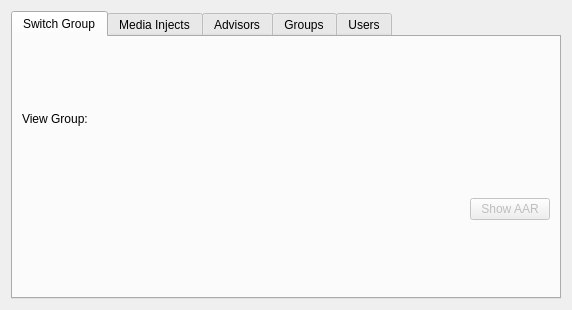
Above: ui/EditScenarioForm.ui from dmzdev/stance before the change. Below: the same form after it.
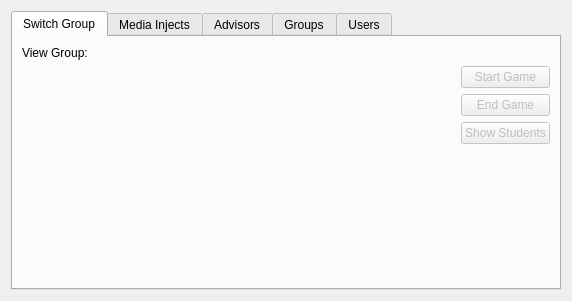
That is the form after the change. The open tabs and pages were chosen to show the change.

Commit message: Added start/end game emails.

The edit to the form file:
```diff
--- a/ui/EditScenarioForm.ui
+++ b/ui/EditScenarioForm.ui
@@ -7,7 +7,7 @@
     <x>0</x>
     <y>0</y>
     <width>572</width>
-    <height>310</height>
+    <height>301</height>
    </rect>
   </property>
   <property name="windowTitle">
@@ -38,6 +38,8 @@
         </widget>
        </item>
        <item>
+        <layout class="QHBoxLayout" name="horizontalLayout_4">
+         <item>
         <layout class="QVBoxLayout" name="groupLayout">
          <property name="sizeConstraint">
           <enum>QLayout::SetNoConstraint</enum>
@@ -45,11 +47,6 @@
         </layout>
        </item>
        <item>
-        <layout class="QHBoxLayout" name="horizontalLayout">
-         <property name="sizeConstraint">
-          <enum>QLayout::SetMaximumSize</enum>
-         </property>
-         <item>
           <spacer name="horizontalSpacer">
            <property name="orientation">
             <enum>Qt::Horizontal</enum>
@@ -63,14 +60,54 @@
           </spacer>
          </item>
          <item>
-          <widget class="QPushButton" name="aarButton">
+          <layout class="QVBoxLayout" name="verticalLayout_4">
+           <property name="sizeConstraint">
+            <enum>QLayout::SetDefaultConstraint</enum>
+           </property>
+           <item>
+            <widget class="QPushButton" name="startGameButton">
            <property name="enabled">
             <bool>false</bool>
            </property>
            <property name="text">
-            <string>Show AAR</string>
-           </property>
-          </widget>
+              <string>Start Game</string>
+             </property>
+            </widget>
+           </item>
+           <item>
+            <widget class="QPushButton" name="endGameButton">
+             <property name="enabled">
+              <bool>false</bool>
+             </property>
+             <property name="text">
+              <string>End Game</string>
+             </property>
+            </widget>
+           </item>
+           <item>
+            <widget class="QPushButton" name="showStudentsButton">
+             <property name="enabled">
+              <bool>false</bool>
+             </property>
+             <property name="text">
+              <string>Show Students</string>
+             </property>
+            </widget>
+           </item>
+           <item>
+            <spacer name="verticalSpacer">
+             <property name="orientation">
+              <enum>Qt::Vertical</enum>
+             </property>
+             <property name="sizeHint" stdset="0">
+              <size>
+               <width>20</width>
+               <height>40</height>
+              </size>
+             </property>
+            </spacer>
+           </item>
+          </layout>
          </item>
         </layout>
        </item>
```
Left out of the diff: 2 changed lines with no effect on the pictures. Lines whose indentation alone changed are shown as unchanged. The commit also changes 4 other files.
